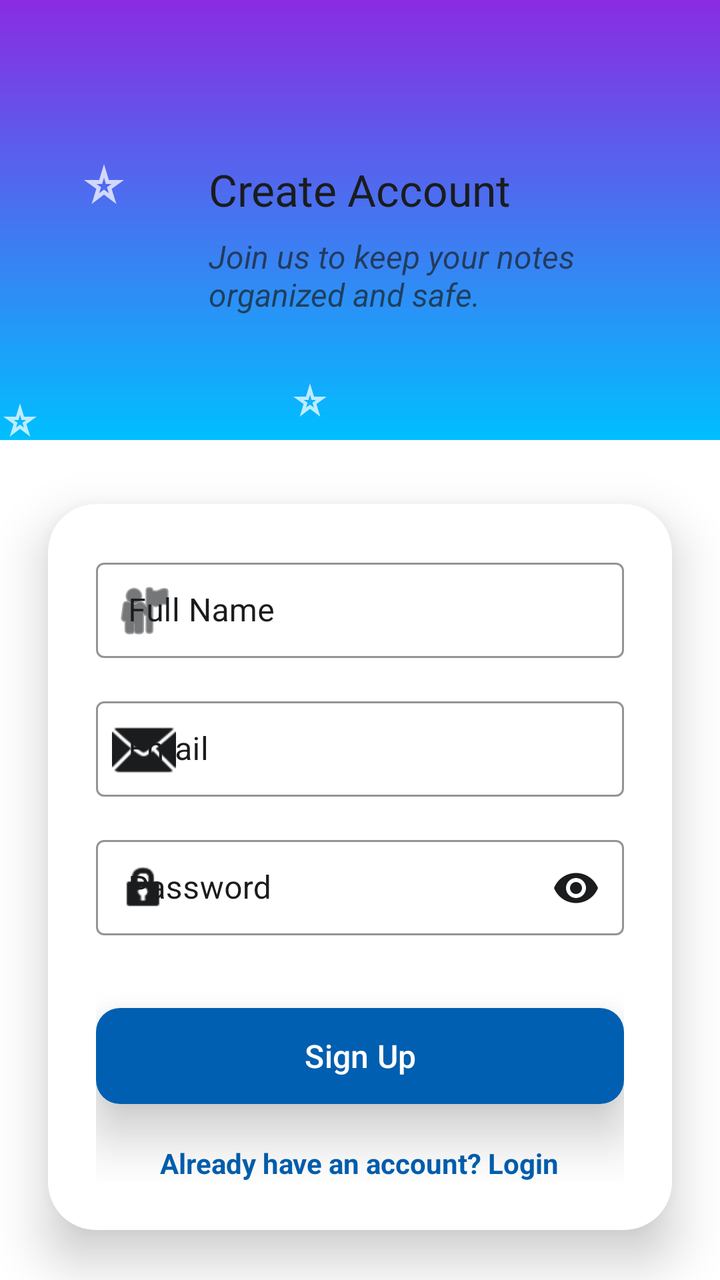
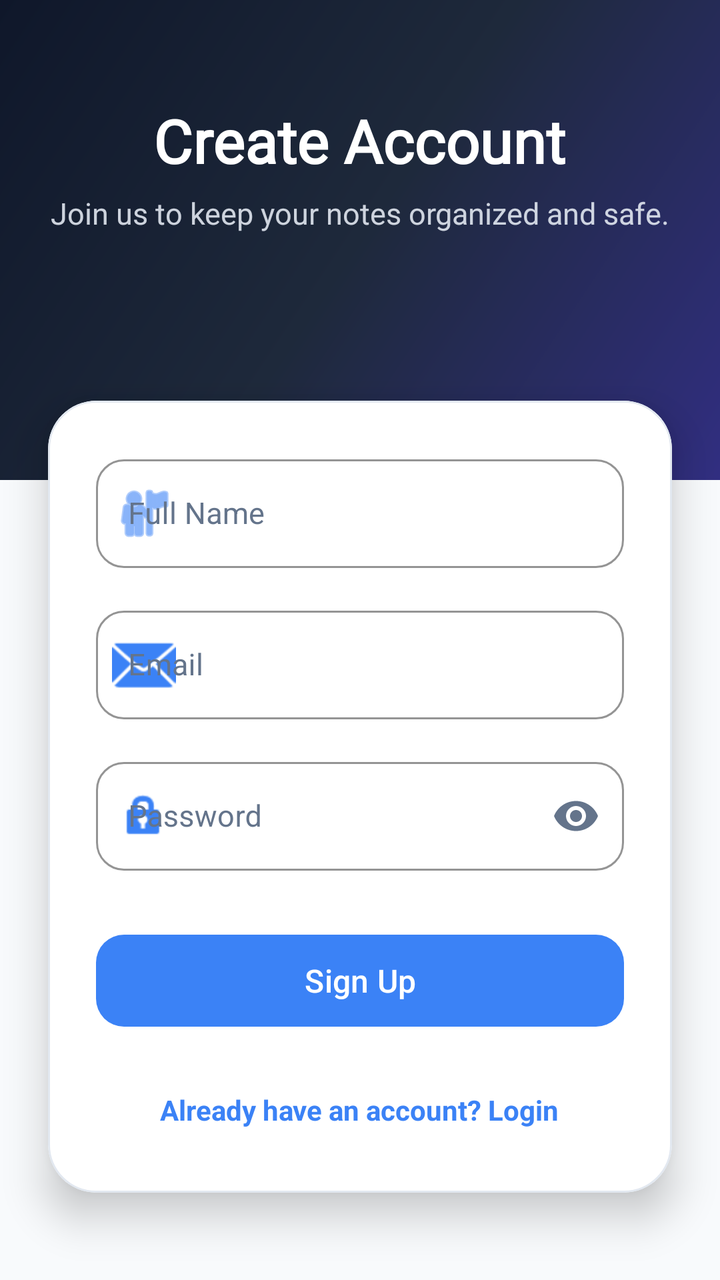

An Android layout rendered at two revisions. The XML below is the earlier revision; the diff shows what the commit changed to produce the second picture.
<!-- AndroidManifest.xml: application theme Theme.Notepad -->
<!-- res/layout/activity_signup_page.xml -->
<?xml version="1.0" encoding="utf-8"?>
<androidx.constraintlayout.widget.ConstraintLayout xmlns:android="http://schemas.android.com/apk/res/android"
    xmlns:app="http://schemas.android.com/apk/res-auto"
    xmlns:tools="http://schemas.android.com/tools"
    android:layout_width="match_parent"
    android:layout_height="match_parent"
    android:background="@color/white"
    tools:context=".signup_page">

    <View
        android:id="@+id/top_decoration"
        android:layout_width="match_parent"
        android:layout_height="220dp"
        android:background="@drawable/background"
        app:layout_constraintTop_toTopOf="parent" />

    <TextView
        android:id="@+id/signup_title"
        android:layout_width="wrap_content"
        android:layout_height="wrap_content"
        android:layout_marginTop="80dp"
        android:fontFamily="@font/created"
        android:text="@string/create_account"
        android:textColor="@color/black"
        android:textSize="22sp"
        app:layout_constraintEnd_toEndOf="parent"
        app:layout_constraintStart_toStartOf="parent"
        app:layout_constraintTop_toTopOf="parent" />

    <TextView
        android:id="@+id/signup_subtitle"
        android:layout_width="0dp"
        android:layout_height="wrap_content"
        android:layout_marginTop="8dp"
        android:layout_marginEnd="48dp"
        android:alpha="0.7"
        android:text="@string/sign_up_desc"
        android:textColor="@color/black"
        android:textSize="16sp"
        android:textStyle="italic"
        app:layout_constraintEnd_toEndOf="parent"
        app:layout_constraintStart_toStartOf="@id/signup_title"
        app:layout_constraintTop_toBottomOf="@id/signup_title" />

    <com.google.android.material.card.MaterialCardView
        android:layout_width="match_parent"
        android:layout_height="wrap_content"
        android:layout_marginHorizontal="24dp"
        android:layout_marginTop="32dp"
        app:cardCornerRadius="24dp"
        app:cardElevation="15dp"
        app:layout_constraintTop_toBottomOf="@id/top_decoration"
        app:strokeWidth="0dp">

        <LinearLayout
            android:layout_width="match_parent"
            android:layout_height="wrap_content"
            android:background="@color/white"
            android:orientation="vertical"
            android:padding="24dp">

            <com.google.android.material.textfield.TextInputLayout
                style="@style/Widget.MaterialComponents.TextInputLayout.OutlinedBox.Dense"
                android:layout_width="match_parent"
                android:layout_height="wrap_content"
                android:hint="@string/full_name"
                android:textColorHint="@color/black"
                app:boxBackgroundColor="@color/white"
                app:boxStrokeColor="@color/accent_orange"
                app:hintTextColor="@color/black"
                app:startIconDrawable="@android:drawable/ic_menu_myplaces"
                app:startIconTint="@color/black">

                <com.google.android.material.textfield.TextInputEditText
                    android:id="@+id/name_et"
                    android:layout_width="match_parent"
                    android:layout_height="wrap_content"
                    android:inputType="textPersonName"
                    android:textColor="@color/black" />
            </com.google.android.material.textfield.TextInputLayout>

            <com.google.android.material.textfield.TextInputLayout
                style="@style/Widget.MaterialComponents.TextInputLayout.OutlinedBox.Dense"
                android:layout_width="match_parent"
                android:layout_height="wrap_content"
                android:layout_marginTop="16dp"
                android:hint="@string/email"
                android:textColorHint="@color/black"
                app:boxBackgroundColor="@color/white"
                app:boxStrokeColor="@color/accent_orange"
                app:hintTextColor="@color/black"
                app:startIconDrawable="@android:drawable/ic_dialog_email"
                app:startIconTint="@color/black">

                <com.google.android.material.textfield.TextInputEditText
                    android:id="@+id/email_et"
                    android:layout_width="match_parent"
                    android:layout_height="wrap_content"
                    android:inputType="textEmailAddress"
                    android:textColor="@color/black" />
            </com.google.android.material.textfield.TextInputLayout>

            <com.google.android.material.textfield.TextInputLayout
                style="@style/Widget.MaterialComponents.TextInputLayout.OutlinedBox.Dense"
                android:layout_width="match_parent"
                android:layout_height="wrap_content"
                android:layout_marginTop="16dp"
                android:hint="@string/password"
                android:textColorHint="@color/black"
                app:boxStrokeColor="@color/accent_orange"
                app:hintTextColor="@color/black"
                app:passwordToggleEnabled="true"
                app:passwordToggleTint="@color/black"
                app:startIconDrawable="@android:drawable/ic_lock_idle_lock"
                app:startIconTint="@color/black">

                <com.google.android.material.textfield.TextInputEditText
                    android:id="@+id/password_et"
                    android:layout_width="match_parent"
                    android:layout_height="wrap_content"
                    android:inputType="textPassword"
                    android:textColor="@color/black" />
            </com.google.android.material.textfield.TextInputLayout>

            <com.google.android.material.button.MaterialButton
                android:id="@+id/signup_btn"
                android:layout_width="match_parent"
                android:layout_height="56dp"
                android:layout_marginTop="32dp"
                android:elevation="10dp"
                android:shadowColor="@color/black"
                android:stateListAnimator="@null"
                android:text="@string/sign_up"
                android:textAllCaps="false"
                android:textColor="@color/white"
                android:textSize="16sp"
                android:translationZ="6dp"
                app:backgroundTint="@color/btn_blue"
                app:cornerRadius="12dp" />

            <ProgressBar
                android:id="@+id/progressBar"
                android:layout_width="50dp"
                android:layout_height="50dp"
                android:layout_gravity="center"
                android:layout_marginTop="12dp"
                android:visibility="gone"
                app:indicatorColor="@color/btn_blue"
                app:trackColor="@color/white"
                app:trackThickness="4dp" />


            <TextView
                android:id="@+id/login_tv"
                android:layout_width="wrap_content"
                android:layout_height="wrap_content"
                android:layout_gravity="center"
                android:layout_marginTop="16dp"
                android:text="@string/already_have_account"
                android:textColor="@color/btn_blue"
                android:textStyle="bold" />

        </LinearLayout>
    </com.google.android.material.card.MaterialCardView>

</androidx.constraintlayout.widget.ConstraintLayout>
<!-- resources referenced by this layout -->
<resources>
  <color name="accent_orange">#FFB900</color>
  <color name="black">#1A1C1E</color>
  <color name="btn_blue">#005FB0</color>
  <color name="white">#FFFFFF</color>
  <!-- drawable background (drawable) -->
  <?xml version="1.0" encoding="utf-8"?>
  <layer-list xmlns:android="http://schemas.android.com/apk/res/android">
  
  
      <item>
          <shape android:shape="rectangle">
              <gradient
                  android:startColor="@color/start_color"
                  android:endColor="@color/end_color"
                  android:angle="200" />
          </shape>
      </item>
  
  
      <item
          android:width="24dp"
          android:height="24dp"
          android:top="80dp"
          android:left="40dp"
          android:gravity="top|left"
          android:drawable="@drawable/baseline_star_purple500_24" />
  
  
      <item
          android:width="20dp"
          android:height="20dp"
          android:top="180dp"
          android:right="50dp"
          android:gravity="center"
          android:drawable="@drawable/baseline_star_purple500_24" />
  
  
      <item
          android:width="20dp"
          android:height="20dp"
          android:top="10dp"
          android:right="50dp"
          android:gravity="bottom|left"
          android:drawable="@drawable/baseline_star_purple500_24" />
  
  </layer-list>
  <string name="already_have_account">Already have an account? Login</string>
  <string name="create_account">Create Account</string>
  <string name="email">Email</string>
  <string name="full_name">Full Name</string>
  <string name="password">Password</string>
  <string name="sign_up">Sign Up</string>
  <string name="sign_up_desc">Join us to keep your notes organized and safe.</string>
  <style name="Theme.Notepad" parent="Base.Theme.Notepad" />
  <color name="start_color">#8A2BE2</color>
  <color name="end_color">#00BFFF</color>
  <!-- drawable baseline_star_purple500_24 (drawable) -->
  <vector xmlns:android="http://schemas.android.com/apk/res/android" android:alpha="0.74" android:height="10dp" android:tint="#FFFFFF" android:viewportHeight="24" android:viewportWidth="24" android:width="10dp">
        
      <path android:fillColor="@android:color/white" android:pathData="M12,8.89L12.94,12h2.82l-2.27,1.62l0.93,3.01L12,14.79l-2.42,1.84l0.93,-3.01L8.24,12h2.82L12,8.89M12,2l-2.42,8H2l6.17,4.41L5.83,22L12,17.31L18.18,22l-2.35,-7.59L22,10h-7.58L12,2L12,2z"/>
      
  </vector>
  <style name="Base.Theme.Notepad" parent="Theme.Material3.DayNight.NoActionBar">
          
          
      </style>
</resources>

<!-- the commit's change to res/layout/activity_signup_page.xml (unified diff, before → after) -->
@@ -4,160 +4,185 @@
     xmlns:tools="http://schemas.android.com/tools"
     android:layout_width="match_parent"
     android:layout_height="match_parent"
-    android:background="@color/white"
+    android:background="@color/gray_light"
     tools:context=".signup_page">
 
-    <View
-        android:id="@+id/top_decoration"
+    <com.google.android.material.card.MaterialCardView
+        android:id="@+id/top_decoration_card"
         android:layout_width="match_parent"
-        android:layout_height="220dp"
-        android:background="@drawable/background"
-        app:layout_constraintTop_toTopOf="parent" />
+        android:layout_height="240dp"
+        app:cardCornerRadius="0dp"
+        app:cardElevation="0dp"
+        app:strokeWidth="0dp"
+        app:shapeAppearanceOverlay="@style/ShapeAppearanceOverlay.App.BottomBar"
+        app:layout_constraintTop_toTopOf="parent">
 
-    <TextView
-        android:id="@+id/signup_title"
-        android:layout_width="wrap_content"
-        android:layout_height="wrap_content"
-        android:layout_marginTop="80dp"
-        android:fontFamily="@font/created"
-        android:text="@string/create_account"
-        android:textColor="@color/black"
-        android:textSize="22sp"
-        app:layout_constraintEnd_toEndOf="parent"
-        app:layout_constraintStart_toStartOf="parent"
-        app:layout_constraintTop_toTopOf="parent" />
+        <View
+            android:id="@+id/top_decoration"
+            android:layout_width="match_parent"
+            android:layout_height="match_parent"
+            android:background="@drawable/background" />
 
-    <TextView
-        android:id="@+id/signup_subtitle"
-        android:layout_width="0dp"
-        android:layout_height="wrap_content"
-        android:layout_marginTop="8dp"
-        android:layout_marginEnd="48dp"
-        android:alpha="0.7"
-        android:text="@string/sign_up_desc"
-        android:textColor="@color/black"
-        android:textSize="16sp"
-        android:textStyle="italic"
-        app:layout_constraintEnd_toEndOf="parent"
-        app:layout_constraintStart_toStartOf="@id/signup_title"
-        app:layout_constraintTop_toBottomOf="@id/signup_title" />
+        <LinearLayout
+            android:layout_width="match_parent"
+            android:layout_height="wrap_content"
+            android:layout_gravity="center_horizontal"
+            android:layout_marginTop="50dp"
+            android:gravity="center"
+            android:orientation="vertical"
+            android:paddingHorizontal="24dp">
+
+            <TextView
+                android:id="@+id/signup_title"
+                android:layout_width="wrap_content"
+                android:layout_height="wrap_content"
+                android:fontFamily="@font/created"
+                android:text="@string/create_account"
+                android:textColor="@color/white"
+                android:textSize="30sp"
+                android:textStyle="bold" />
+
+            <TextView
+                android:id="@+id/signup_subtitle"
+                android:layout_width="wrap_content"
+                android:layout_height="wrap_content"
+                android:layout_marginTop="6dp"
+                android:alpha="0.9"
+                android:text="@string/sign_up_desc"
+                android:textColor="#E2E8F0"
+                android:textSize="15sp" />
+        </LinearLayout>
+    </com.google.android.material.card.MaterialCardView>
 
     <com.google.android.material.card.MaterialCardView
         android:layout_width="match_parent"
         android:layout_height="wrap_content"
         android:layout_marginHorizontal="24dp"
-        android:layout_marginTop="32dp"
+        android:layout_marginTop="-40dp"
+        app:cardBackgroundColor="@color/white"
         app:cardCornerRadius="24dp"
-        app:cardElevation="15dp"
-        app:layout_constraintTop_toBottomOf="@id/top_decoration"
-        app:strokeWidth="0dp">
+        app:cardElevation="12dp"
+        app:strokeColor="@color/gray_border"
+        app:strokeWidth="1dp"
+        app:layout_constraintTop_toBottomOf="@id/top_decoration_card">
 
         <LinearLayout
             android:layout_width="match_parent"
             android:layout_height="wrap_content"
-            android:background="@color/white"
             android:orientation="vertical"
             android:padding="24dp">
 
             <com.google.android.material.textfield.TextInputLayout
-                style="@style/Widget.MaterialComponents.TextInputLayout.OutlinedBox.Dense"
+                style="@style/Widget.MaterialComponents.TextInputLayout.OutlinedBox"
                 android:layout_width="match_parent"
                 android:layout_height="wrap_content"
                 android:hint="@string/full_name"
-                android:textColorHint="@color/black"
-                app:boxBackgroundColor="@color/white"
-                app:boxStrokeColor="@color/accent_orange"
-                app:hintTextColor="@color/black"
+                android:textColorHint="@color/gray_dark"
+                app:boxCornerRadiusBottomEnd="14dp"
+                app:boxCornerRadiusBottomStart="14dp"
+                app:boxCornerRadiusTopEnd="14dp"
+                app:boxCornerRadiusTopStart="14dp"
+                app:boxStrokeColor="@color/btn_blue"
+                app:hintTextColor="@color/btn_blue"
                 app:startIconDrawable="@android:drawable/ic_menu_myplaces"
-                app:startIconTint="@color/black">
+                app:startIconTint="@color/btn_blue">
 
                 <com.google.android.material.textfield.TextInputEditText
                     android:id="@+id/name_et"
                     android:layout_width="match_parent"
                     android:layout_height="wrap_content"
                     android:inputType="textPersonName"
-                    android:textColor="@color/black" />
+                    android:textColor="@color/black"
+                    android:textSize="15sp" />
             </com.google.android.material.textfield.TextInputLayout>
 
             <com.google.android.material.textfield.TextInputLayout
-                style="@style/Widget.MaterialComponents.TextInputLayout.OutlinedBox.Dense"
+                style="@style/Widget.MaterialComponents.TextInputLayout.OutlinedBox"
                 android:layout_width="match_parent"
                 android:layout_height="wrap_content"
                 android:layout_marginTop="16dp"
                 android:hint="@string/email"
-                android:textColorHint="@color/black"
-                app:boxBackgroundColor="@color/white"
-                app:boxStrokeColor="@color/accent_orange"
-                app:hintTextColor="@color/black"
+                android:textColorHint="@color/gray_dark"
+                app:boxCornerRadiusBottomEnd="14dp"
+                app:boxCornerRadiusBottomStart="14dp"
+                app:boxCornerRadiusTopEnd="14dp"
+                app:boxCornerRadiusTopStart="14dp"
+                app:boxStrokeColor="@color/btn_blue"
+                app:hintTextColor="@color/btn_blue"
                 app:startIconDrawable="@android:drawable/ic_dialog_email"
-                app:startIconTint="@color/black">
+                app:startIconTint="@color/btn_blue">
 
                 <com.google.android.material.textfield.TextInputEditText
                     android:id="@+id/email_et"
                     android:layout_width="match_parent"
                     android:layout_height="wrap_content"
                     android:inputType="textEmailAddress"
-                    android:textColor="@color/black" />
+                    android:textColor="@color/black"
+                    android:textSize="15sp" />
             </com.google.android.material.textfield.TextInputLayout>
 
             <com.google.android.material.textfield.TextInputLayout
-                style="@style/Widget.MaterialComponents.TextInputLayout.OutlinedBox.Dense"
+                style="@style/Widget.MaterialComponents.TextInputLayout.OutlinedBox"
                 android:layout_width="match_parent"
                 android:layout_height="wrap_content"
                 android:layout_marginTop="16dp"
                 android:hint="@string/password"
-                android:textColorHint="@color/black"
-                app:boxStrokeColor="@color/accent_orange"
-                app:hintTextColor="@color/black"
+                android:textColorHint="@color/gray_dark"
+                app:boxCornerRadiusBottomEnd="14dp"
+                app:boxCornerRadiusBottomStart="14dp"
+                app:boxCornerRadiusTopEnd="14dp"
+                app:boxCornerRadiusTopStart="14dp"
+                app:boxStrokeColor="@color/btn_blue"
+                app:hintTextColor="@color/btn_blue"
                 app:passwordToggleEnabled="true"
-                app:passwordToggleTint="@color/black"
+                app:passwordToggleTint="@color/gray_dark"
                 app:startIconDrawable="@android:drawable/ic_lock_idle_lock"
-                app:startIconTint="@color/black">
+                app:startIconTint="@color/btn_blue">
 
                 <com.google.android.material.textfield.TextInputEditText
                     android:id="@+id/password_et"
                     android:layout_width="match_parent"
                     android:layout_height="wrap_content"
                     android:inputType="textPassword"
-                    android:textColor="@color/black" />
+                    android:textColor="@color/black"
+                    android:textSize="15sp" />
             </com.google.android.material.textfield.TextInputLayout>
 
             <com.google.android.material.button.MaterialButton
                 android:id="@+id/signup_btn"
                 android:layout_width="match_parent"
-                android:layout_height="56dp"
-                android:layout_marginTop="32dp"
-                android:elevation="10dp"
-                android:shadowColor="@color/black"
-                android:stateListAnimator="@null"
+                android:layout_height="54dp"
+                android:layout_marginTop="28dp"
+                android:elevation="4dp"
+                android:fontFamily="sans-serif-medium"
                 android:text="@string/sign_up"
                 android:textAllCaps="false"
                 android:textColor="@color/white"
                 android:textSize="16sp"
-                android:translationZ="6dp"
                 app:backgroundTint="@color/btn_blue"
-                app:cornerRadius="12dp" />
+                app:cornerRadius="14dp" />
 
             <ProgressBar
                 android:id="@+id/progressBar"
-                android:layout_width="50dp"
-                android:layout_height="50dp"
+                android:layout_width="40dp"
+                android:layout_height="40dp"
                 android:layout_gravity="center"
                 android:layout_marginTop="12dp"
                 android:visibility="gone"
-                app:indicatorColor="@color/btn_blue"
-                app:trackColor="@color/white"
-                app:trackThickness="4dp" />
-
+                app:indicatorColor="@color/btn_blue" />
 
             <TextView
                 android:id="@+id/login_tv"
                 android:layout_width="wrap_content"
                 android:layout_height="wrap_content"
                 android:layout_gravity="center"
-                android:layout_marginTop="16dp"
+                android:layout_marginTop="20dp"
+                android:clickable="true"
+                android:focusable="true"
+                android:padding="8dp"
                 android:text="@string/already_have_account"
                 android:textColor="@color/btn_blue"
+                android:textSize="14sp"
                 android:textStyle="bold" />
 
         </LinearLayout>
<!-- resource entries referenced after the edit -->
@@ -1,51 +1,23 @@
 <!-- resources referenced by this layout -->
 <resources>
-  <color name="accent_orange">#FFB900</color>
-  <color name="black">#1A1C1E</color>
-  <color name="btn_blue">#005FB0</color>
+  <color name="accent_orange">#F59E0B</color>
+  <color name="black">#0F172A</color>
+  <color name="btn_blue">#3B82F6</color>
+  <color name="gray_border">#E2E8F0</color>
+  <color name="gray_dark">#64748B</color>
+  <color name="gray_light">#F8FAFC</color>
   <color name="white">#FFFFFF</color>
   <!-- drawable background (drawable) -->
   <?xml version="1.0" encoding="utf-8"?>
-  <layer-list xmlns:android="http://schemas.android.com/apk/res/android">
-  
-  
-      <item>
-          <shape android:shape="rectangle">
-              <gradient
-                  android:startColor="@color/start_color"
-                  android:endColor="@color/end_color"
-                  android:angle="200" />
-          </shape>
-      </item>
-  
-  
-      <item
-          android:width="24dp"
-          android:height="24dp"
-          android:top="80dp"
-          android:left="40dp"
-          android:gravity="top|left"
-          android:drawable="@drawable/baseline_star_purple500_24" />
-  
-  
-      <item
-          android:width="20dp"
-          android:height="20dp"
-          android:top="180dp"
-          android:right="50dp"
-          android:gravity="center"
-          android:drawable="@drawable/baseline_star_purple500_24" />
-  
-  
-      <item
-          android:width="20dp"
-          android:height="20dp"
-          android:top="10dp"
-          android:right="50dp"
-          android:gravity="bottom|left"
-          android:drawable="@drawable/baseline_star_purple500_24" />
-  
-  </layer-list>
+  <shape xmlns:android="http://schemas.android.com/apk/res/android"
+      android:shape="rectangle">
+      <gradient
+          android:angle="135"
+          android:endColor="#0F172A"
+          android:centerColor="#1E293B"
+          android:startColor="#312E81"
+          android:type="linear" />
+  </shape>
   <string name="already_have_account">Already have an account? Login</string>
   <string name="create_account">Create Account</string>
   <string name="email">Email</string>
@@ -53,18 +25,21 @@
   <string name="password">Password</string>
   <string name="sign_up">Sign Up</string>
   <string name="sign_up_desc">Join us to keep your notes organized and safe.</string>
+  <style name="ShapeAppearanceOverlay.App.BottomBar" parent="">
+          <item name="cornerFamily">rounded</item>
+          <item name="cornerSizeTopLeft">28dp</item>
+          <item name="cornerSizeTopRight">28dp</item>
+          <item name="cornerSizeBottomLeft">0dp</item>
+          <item name="cornerSizeBottomRight">0dp</item>
+      </style>
   <style name="Theme.Notepad" parent="Base.Theme.Notepad" />
-  <color name="start_color">#8A2BE2</color>
-  <color name="end_color">#00BFFF</color>
-  <!-- drawable baseline_star_purple500_24 (drawable) -->
-  <vector xmlns:android="http://schemas.android.com/apk/res/android" android:alpha="0.74" android:height="10dp" android:tint="#FFFFFF" android:viewportHeight="24" android:viewportWidth="24" android:width="10dp">
-        
-      <path android:fillColor="@android:color/white" android:pathData="M12,8.89L12.94,12h2.82l-2.27,1.62l0.93,3.01L12,14.79l-2.42,1.84l0.93,-3.01L8.24,12h2.82L12,8.89M12,2l-2.42,8H2l6.17,4.41L5.83,22L12,17.31L18.18,22l-2.35,-7.59L22,10h-7.58L12,2L12,2z"/>
-      
-  </vector>
   <style name="Base.Theme.Notepad" parent="Theme.Material3.DayNight.NoActionBar">
-          
-          
+          <item name="colorPrimary">@color/btn_blue</item>
+          <item name="colorOnPrimary">@color/white</item>
+          <item name="colorSecondary">@color/accent_orange</item>
+          <item name="android:statusBarColor">@color/white</item>
+          <item name="android:windowLightStatusBar">true</item>
+          <item name="android:windowBackground">@color/gray_light</item>
       </style>
 </resources>
 
